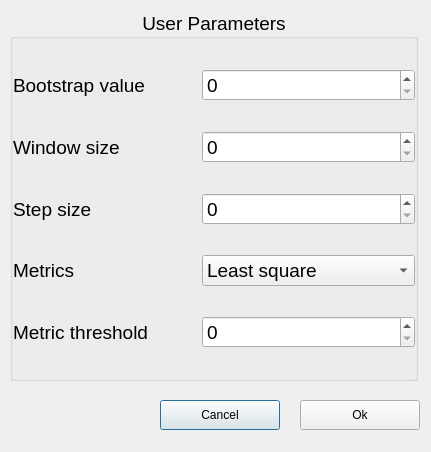
Old version of the form Qt/parameters.ui in the repository tahiri-lab/iPhyloGeo_plus_plus.
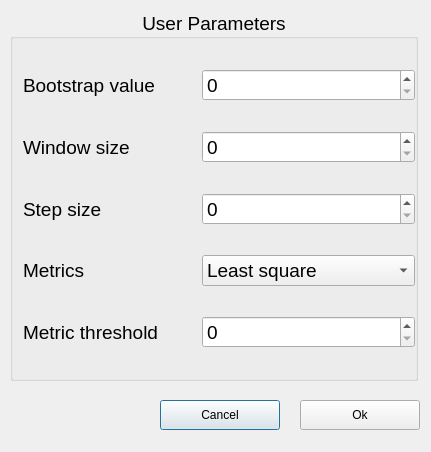
New version of the form.

Commit message: Change labels place in both parameters file

What changed in the file:
```diff
--- a/Qt/parameters.ui
+++ b/Qt/parameters.ui
@@ -81,6 +81,9 @@
       <property name="text">
        <string>Metric threshold</string>
       </property>
+      <property name="indent">
+       <number>10</number>
+      </property>
      </widget>
     </item>
     <item row="5" column="0">
@@ -88,6 +91,9 @@
       <property name="text">
        <string>Metrics </string>
       </property>
+      <property name="indent">
+       <number>10</number>
+      </property>
      </widget>
     </item>
     <item row="0" column="0">
@@ -95,6 +101,9 @@
       <property name="text">
        <string>Bootstrap value</string>
       </property>
+      <property name="indent">
+       <number>10</number>
+      </property>
      </widget>
     </item>
     <item row="2" column="0">
@@ -102,6 +111,9 @@
       <property name="text">
        <string>Window size</string>
       </property>
+      <property name="indent">
+       <number>10</number>
+      </property>
      </widget>
     </item>
     <item row="2" column="1">
@@ -174,6 +186,9 @@
       <property name="text">
        <string>Step size</string>
       </property>
+      <property name="indent">
+       <number>10</number>
+      </property>
      </widget>
     </item>
     <item row="6" column="1">
```
The commit also changes 4 other files.
